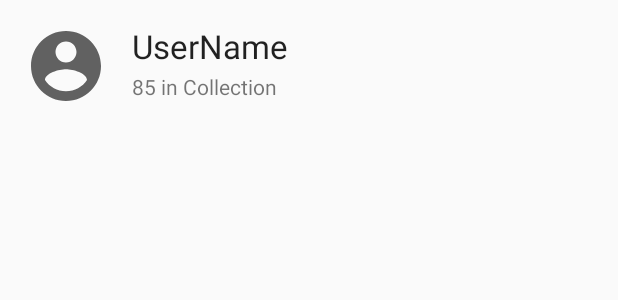
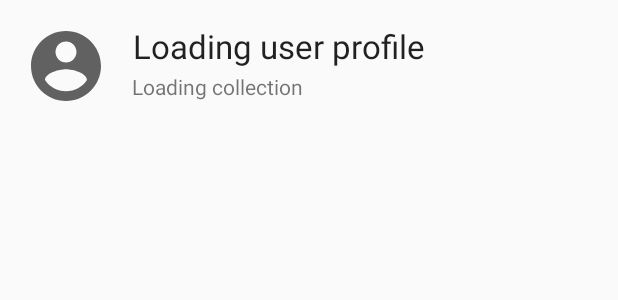
Before and after one commit to miquelbeltran/android-architecture-sample, an Android app: the layout header.xml on its own in the app's theme, with its tools: preview values and no code run, on a phone screen of 412 x 824 dp. Shown: the top 300 px of the screen. Run offline under Robolectric (Android 15) with nearby library versions, the phone set to English and light mode, and no system bars.

Commit message:
User profile done

```diff
--- a/app/src/main/java/work/beltran/discogsbrowser/api/DiscogsService.java
+++ b/app/src/main/java/work/beltran/discogsbrowser/api/DiscogsService.java
@@ -6,6 +6,7 @@ import retrofit2.http.GET;
 import retrofit2.http.Path;
 import retrofit2.http.Query;
 import work.beltran.discogsbrowser.api.model.UserIdentity;
+import work.beltran.discogsbrowser.api.model.UserProfile;
 
 /**
  * Created by miquel on 22.04.16.
@@ -17,4 +18,7 @@ public interface DiscogsService {
 
     @GET("oauth/identity")
     rx.Observable<UserIdentity> getUserIdentity();
+
+    @GET("users/{username}")
+    rx.Observable<UserProfile> getUserProfile(@Path("username") String username);
 }
--- a/app/src/main/res/layout/header.xml
+++ b/app/src/main/res/layout/header.xml
@@ -6,32 +6,33 @@
         android:layout_width="wrap_content"
         android:layout_height="28dp"
         android:textAppearance="?android:attr/textAppearanceLarge"
-        android:text="UserName"
-        android:id="@+id/username"
-        android:layout_alignTop="@+id/imageView"
-        android:layout_toRightOf="@+id/imageView"
-        android:layout_toEndOf="@+id/imageView"
+        android:text="@string/username"
+        android:id="@+id/textUsername"
+        android:layout_alignTop="@+id/imageAvatar"
+        android:layout_toRightOf="@+id/imageAvatar"
+        android:layout_toEndOf="@+id/imageAvatar"
         android:gravity="center" />
 
     <ImageView
         android:layout_width="56dp"
         android:layout_height="56dp"
-        android:id="@+id/imageView"
+        android:id="@+id/imageAvatar"
         android:layout_alignParentLeft="true"
         android:layout_alignParentStart="true"
         android:src="@drawable/ic_account_circle_black_48px"
         android:layout_margin="16dp"
         android:layout_alignParentTop="true"
-        android:cropToPadding="false" />
+        android:cropToPadding="false"
+        android:contentDescription="@string/avatar" />
 
     <TextView
         android:layout_width="wrap_content"
         android:layout_height="28dp"
         android:textAppearance="?android:attr/textAppearanceSmall"
-        android:text="85 in Collection"
+        android:text="@string/loading_collection"
         android:id="@+id/textInCollection"
-        android:layout_below="@+id/username"
-        android:layout_alignLeft="@+id/username"
-        android:layout_alignStart="@+id/username"
+        android:layout_below="@+id/textUsername"
+        android:layout_alignLeft="@+id/textUsername"
+        android:layout_alignStart="@+id/textUsername"
         android:gravity="center" />
 </RelativeLayout>
--- a/app/src/main/res/values/strings.xml
+++ b/app/src/main/res/values/strings.xml
@@ -10,7 +10,9 @@
     <string name="tab_1">Collection</string>
     <string name="tab_2">Wantlist</string>
     <string name="tab_3">Search</string>
-
-    <!-- TODO: Remove or change this placeholder text -->
     <string name="hello_blank_fragment">Hello blank fragment</string>
+    <string name="in_collection">%s in Collection</string>
+    <string name="loading_collection">Loading collection</string>
+    <string name="avatar">avatar</string>
+    <string name="username">Loading user profile</string>
 </resources>
```
Also changed, not shown: app/src/main/java/work/beltran/discogsbrowser/api/UserCollection.java (+11 -0 lines), app/src/main/java/work/beltran/discogsbrowser/api/model/UserProfile.java (added, +35 -0 lines), app/src/main/java/work/beltran/discogsbrowser/ui/collection/CollectionFragment.java (+54 -2 lines), app/src/main/java/work/beltran/discogsbrowser/ui/main/CircleTransform.java (added, +48 -0 lines).
